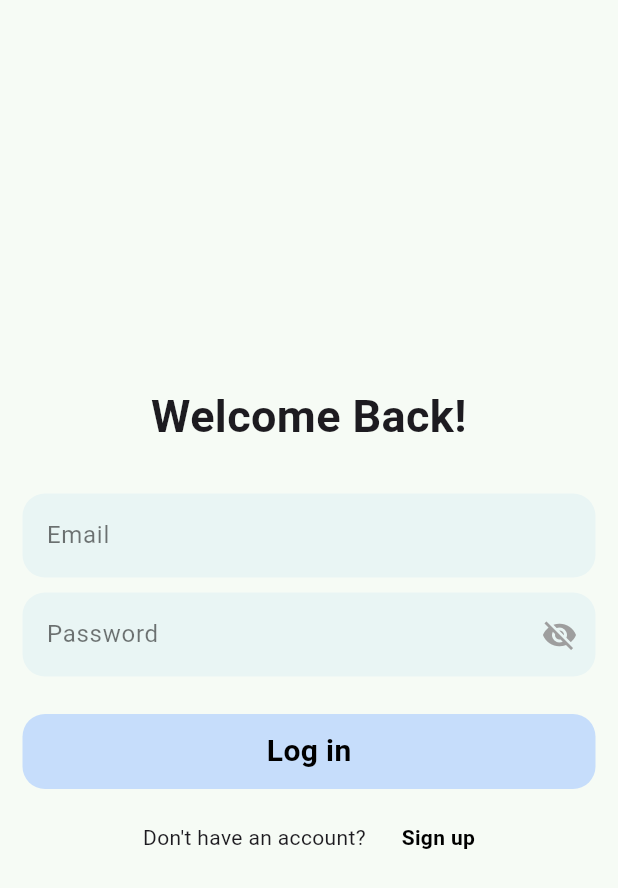
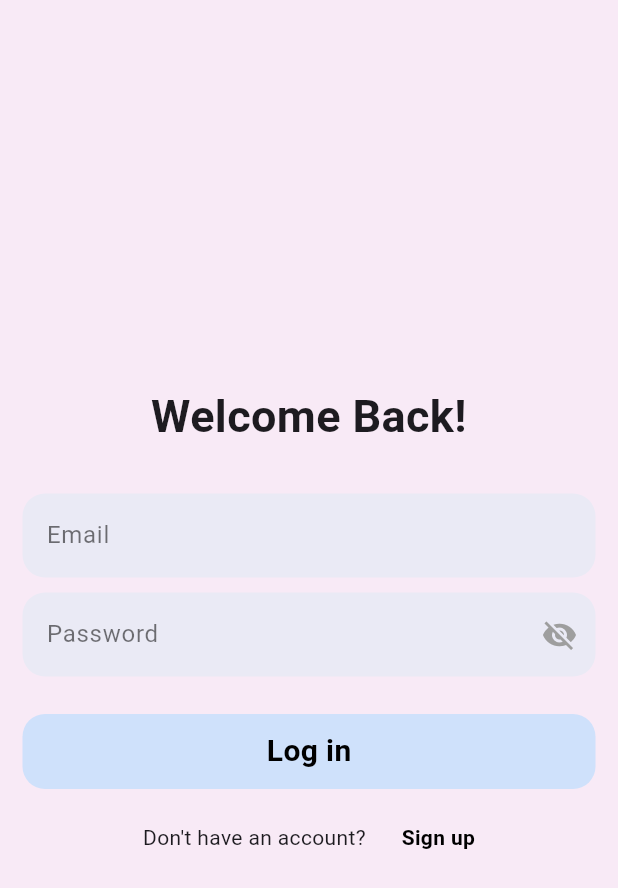
Before and after one commit to Palpeleno/CSC4360MAD_PWs, a Flutter app: the screen it shows after launch, after a tap on "Log in", on a phone screen of 412 x 824 dp. Shown: the top 888 px of the screen. Run offline on Flutter 3.47's test engine with Material 3 defaults, Android fonts, the phone set to English and light mode, and no system bars; our stand-ins replace firebase_auth, firebase_core, google_fonts; accounts and stored records are empty; Roboto replaces fonts that are missing (Podkova).

Commit message:
made changes to color class, modifed colors, set up homepage to go to maintab view in progress

```diff
--- a/katoria_jmt/lib/common/color_extension.dart
+++ b/katoria_jmt/lib/common/color_extension.dart
@@ -3,27 +3,21 @@
 import 'package:flutter/material.dart';
 
 class TColor {
-  static Color get primary => Color.fromARGB(174, 17, 66, 40);
-  static Color get primaryAlpha => Color.fromARGB(173, 39, 172, 101);
-  static Color get primaryBeta => Color.fromARGB(173, 6, 39, 21);
-  static Color get primaryCharlie => Color.fromARGB(173, 28, 203, 110);
-  static Color get primaryDelta => Color.fromARGB(173, 8, 228, 148);
+  // buttons pallete
+  static Color get primary => Color.fromARGB(255, 248, 234, 246);
+  static Color get primaryAlpha => Color.fromARGB(228, 213, 244, 227);
+  static Color get primaryBeta => Color.fromARGB(255, 207, 225, 251);
 
-  static Color get secondary => Color.fromARGB(190, 62, 175, 184);
-  static Color get secondaryAlpha => Color.fromARGB(201, 227, 103, 194);
-  static Color get secondaryBeta => Color.fromARGB(210, 249, 213, 83);
+  //background
+  static Color get secondary => Color.fromARGB(222, 210, 242, 255);
+  static Color get secondaryAlpha => Color.fromARGB(237, 179, 255, 182);
+  static Color get secondaryBeta => Color.fromARGB(255, 246, 229, 165);
 
-  static Color get tertiary => Color.fromARGB(226, 164, 133, 227);
-  static Color get tertiaryAlpha => Color.fromARGB(204, 150, 85, 150);
-
-  static Color get base => Color.fromARGB(154, 62, 156, 106);
-  static Color get baseAlpha => Color.fromARGB(173, 7, 48, 26);
-
-  static Color get gray => Color(0xff83839C);
-  static Color get gray30 => Color(0xffA2A2B5);
+  static Color get tertiary => Color.fromARGB(255, 215, 195, 255);
+  static Color get tertiaryAlpha => Color.fromARGB(243, 213, 173, 223);
 
   static Color get primaryText => Colors.white;
-  static Color get secondaryText => gray30;
+  static Color get tertiaryText => Colors.black;
 
   static Color get white => Colors.white;
 }
--- a/katoria_jmt/lib/features/app/welcome_screen/welcomeScreen.dart
+++ b/katoria_jmt/lib/features/app/welcome_screen/welcomeScreen.dart
@@ -1,10 +1,11 @@
 import 'package:flutter/material.dart';
 import 'dart:async';
 import 'package:google_fonts/google_fonts.dart';
+import 'package:katoria_jmt/common/color_extension.dart';
 // may need to change heading directory from pw1/ -> katoria_jmt/
 // if there are future merger conflicts
-import 'package:pw1/features/user_auth/content/pages/loginPage.dart';
-import 'package:pw1/features/user_auth/content/pages/signupPage.dart';
+import 'package:katoria_jmt/features/user_auth/content/pages/loginPage.dart';
+import 'package:katoria_jmt/features/user_auth/content/pages/signupPage.dart';
 
 class WelcomeScreen extends StatefulWidget {
   const WelcomeScreen({Key? key});
@@ -89,7 +90,7 @@
         textTheme: GoogleFonts.podkovaTextTheme(),
       ),
       home: Scaffold(
-        backgroundColor: Color.fromARGB(255, 246, 251, 245),
+        backgroundColor: TColor.primary,
         body: Center(
           child: Column(
             mainAxisAlignment: MainAxisAlignment.center,
@@ -162,14 +163,14 @@
         width: 150,
         height: 50,
         decoration: BoxDecoration(
-          color: Color.fromARGB(255, 207, 225, 251),
+          color: TColor.primaryBeta,
           borderRadius: BorderRadius.circular(15),
         ),
         child: Center(
           child: Text(
             text,
             style: TextStyle(
-              color: Colors.black,
+              color: TColor.tertiaryText,
               fontWeight: FontWeight.bold,
               fontSize: 21,
             ),
--- a/katoria_jmt/lib/features/user_auth/content/pages/loginPage.dart
+++ b/katoria_jmt/lib/features/user_auth/content/pages/loginPage.dart
@@ -1,12 +1,13 @@
 import 'package:firebase_auth/firebase_auth.dart';
 import 'package:flutter/material.dart';
 import 'package:google_fonts/google_fonts.dart';
+import 'package:katoria_jmt/common/color_extension.dart';
 // may need to change heading directory from pw1/ -> katoria_jmt/
 // if there are future merger conflicts
-import 'package:pw1/features/user_auth/content/pages/signupPage.dart';
-import 'package:pw1/features/user_auth/content/widgets/form_container.dart';
-import 'package:pw1/features/user_auth/content/pages/homePage.dart';
-import 'package:pw1/features/user_auth/firebase_auth/fireAuthService.dart';
+import 'package:katoria_jmt/features/user_auth/content/pages/signupPage.dart';
+import 'package:katoria_jmt/features/user_auth/content/widgets/form_container.dart';
+import 'package:katoria_jmt/features/user_auth/content/pages/homePage.dart';
+import 'package:katoria_jmt/features/user_auth/firebase_auth/fireAuthService.dart';
 
 class LoginPage extends StatefulWidget {
   const LoginPage({Key? key});
@@ -36,7 +37,7 @@
       ),
       home: Scaffold(
         // TODO add color to class
-        backgroundColor: const Color.fromARGB(255, 246, 251, 245),
+        backgroundColor: TColor.primary,
         body: Center(
           child: Padding(
             padding: const EdgeInsets.symmetric(horizontal: 15),
@@ -83,15 +84,14 @@
                     height: 50,
                     decoration: BoxDecoration(
                       // TODO add color to class
-
-                      color: Color.fromARGB(255, 198, 221, 251),
+                      color: TColor.primaryBeta,
                       borderRadius: BorderRadius.circular(15),
                     ),
-                    child: const Center(
+                    child: Center(
                       child: Text(
                         "Log in",
                         style: TextStyle(
-                          color: Colors.black,
+                          color: TColor.tertiaryText,
                           fontWeight: FontWeight.bold,
                           fontSize: 20,
                         ),
@@ -117,8 +117,7 @@
                         child: Text("Sign up",
                             style: TextStyle(
                                 // TODO add color to class
-
-                                color: Colors.black,
+                                color: TColor.tertiaryText,
                                 fontWeight: FontWeight.bold)))
                   ],
                 )
```
Also changed, not shown: katoria_jmt/lib/features/user_auth/content/pages/homePage.dart (+13 -6 lines), katoria_jmt/lib/features/user_auth/content/pages/signupPage.dart (+11 -11 lines), katoria_jmt/lib/main.dart (+4 -15 lines), katoria_jmt/lib/view/main_tab/main_tab_view.dart (+7 -7 lines), katoria_jmt/pubspec.yaml (+6 -10 lines), katoria_jmt/lib/common_widget/jmt_pages.dart (deleted), 4 other files.
